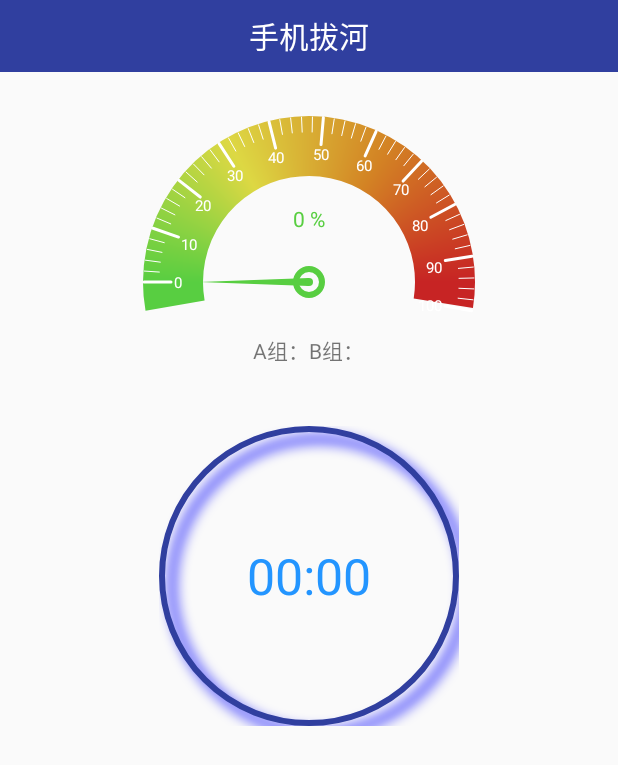
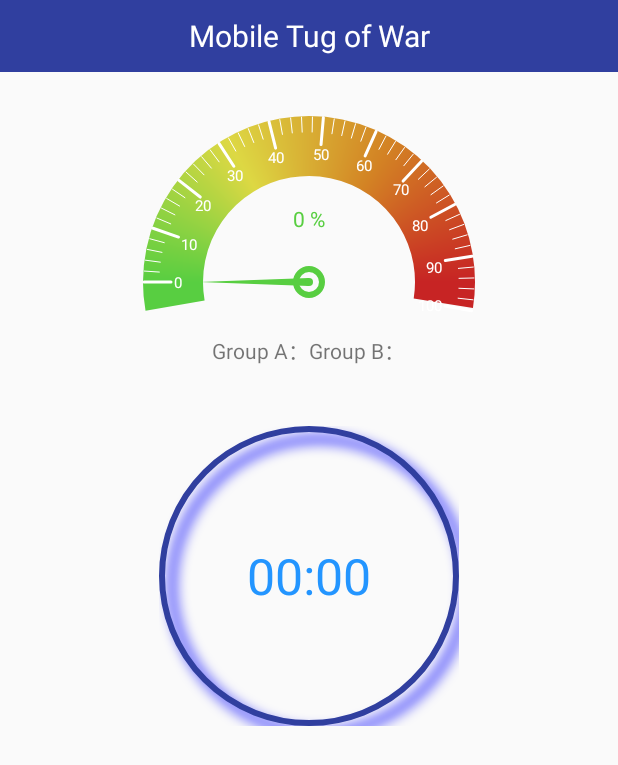
Before and after one commit to YankunShen/Android-Game-Mobile-Tug-of-War, an Android app: the layout main.xml on its own in the app's theme, with its tools: preview values and no code run, on a phone screen of 412 x 824 dp. Shown: the top 765 px of the screen. Run offline under Robolectric (Android 15) with nearby library versions, the phone set to English and light mode, and no system bars.

Commit message:
Add some interfaces

```diff
--- a/coom/app/src/main/res/layout/main.xml
+++ b/coom/app/src/main/res/layout/main.xml
@@ -19,7 +19,7 @@
         android:layout_marginTop="0dp"
         android:background="@color/colorAccent"
         android:gravity="center"
-        android:text="手机拔河"
+        android:text="Mobile Tug of War"
         android:textColor="#FFFFFF"
         android:textSize="20sp" />
 
@@ -57,7 +57,7 @@
 
             android:layout_width="wrap_content"
             android:layout_height="wrap_content"
-            android:text="A组：" />
+            android:text="Group A：" />
 
         <TextView
             android:id="@+id/jia1"
@@ -74,8 +74,7 @@
 
             android:layout_width="wrap_content"
             android:layout_height="wrap_content"
-            android:text="B组："
-            />
+            android:text="Group B：" />
         <TextView
             android:id="@+id/yi1"
             android:layout_width="wrap_content"
```
Also changed, not shown: 3 other files.
